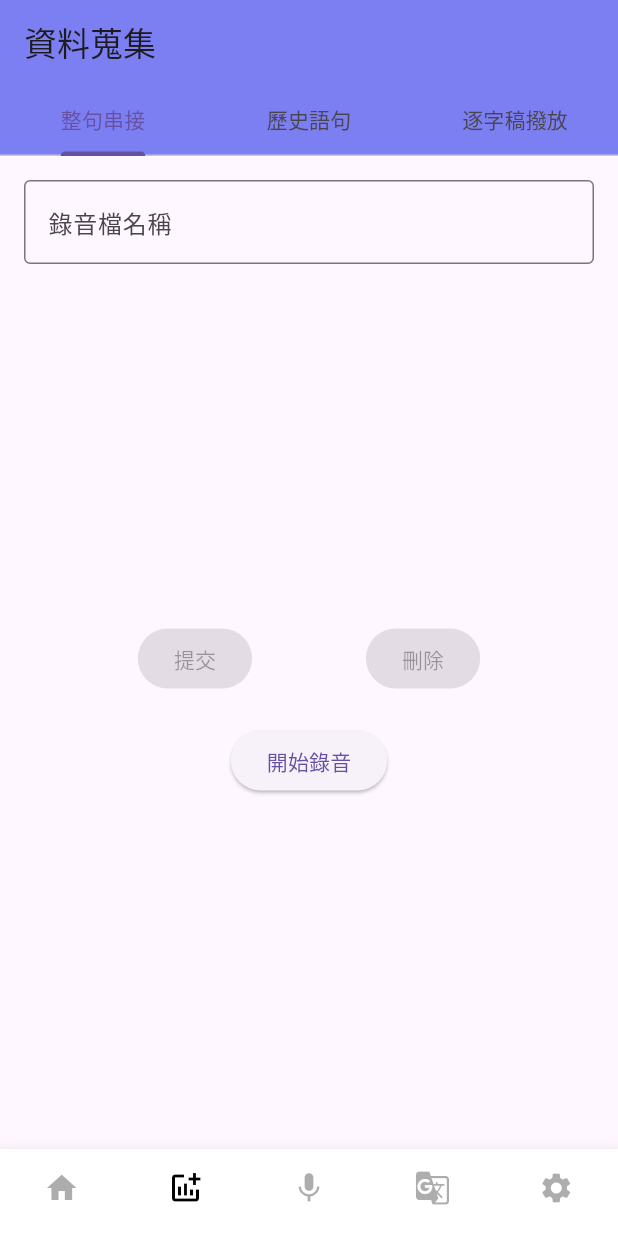
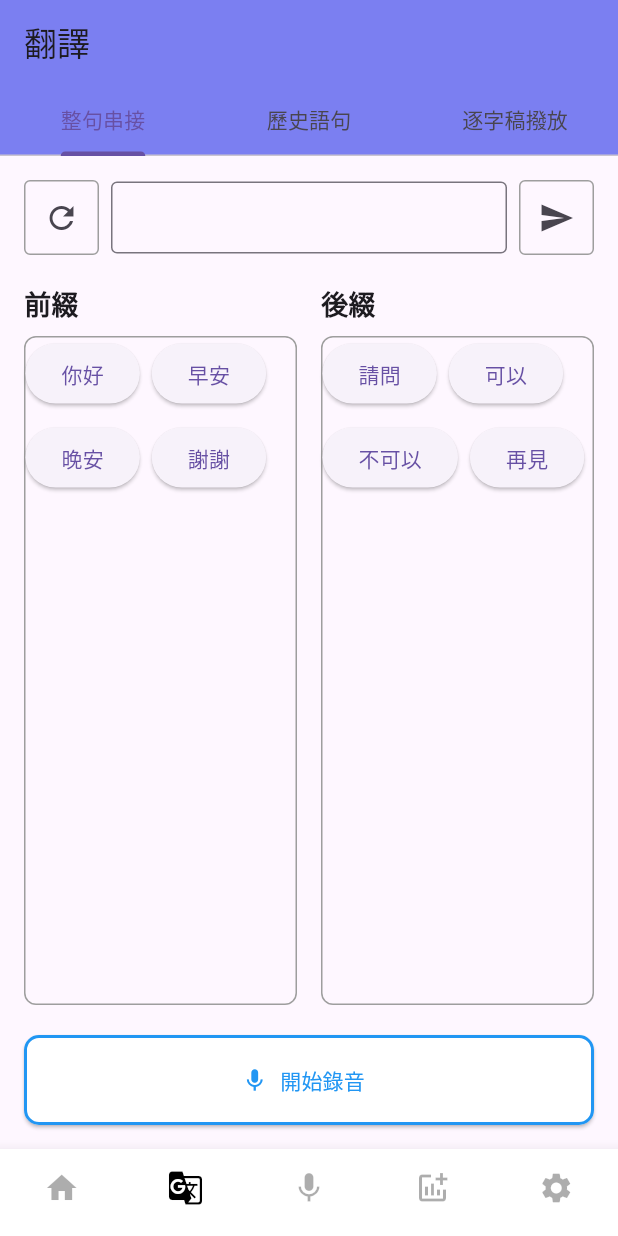
Before and after one commit to ianian4302/ezTalk_App, a Flutter app: the screen it shows after launch, item 2 of the bottom bar chosen, on a phone screen of 412 x 824 dp. Run offline on Flutter 3.47's test engine with Material 3 defaults, Android fonts, the phone set to English and light mode, and no system bars; our stand-ins replace permission_handler.

Commit message:
Refactor bottom_navigation_bar.dart to update icons and labels

```diff
--- a/lib/page/recording_page.dart
+++ b/lib/page/dataCollect/data_collection_page.dart
@@ -2,15 +2,15 @@ import 'dart:io';
 import 'package:flutter/material.dart';
 import 'package:permission_handler/permission_handler.dart';
 
-import '../utilities/design.dart';
+import '../../utilities/design.dart';
 
-class RecordingPage extends StatefulWidget {
-  const RecordingPage({Key? key}) : super(key: key);
+class DataCollectionPage extends StatefulWidget {
+  const DataCollectionPage({Key? key}) : super(key: key);
   @override
-  State<RecordingPage> createState() => _RecordingPageState();
+  State<DataCollectionPage> createState() => _DataCollectionPageState();
 }
 
-class _RecordingPageState extends State<RecordingPage> with SingleTickerProviderStateMixin {
+class _DataCollectionPageState extends State<DataCollectionPage> with SingleTickerProviderStateMixin {
   late TabController _tabController;
 
   bool _isRecording = false;
@@ -22,27 +22,30 @@ class _RecordingPageState extends State<RecordingPage> with SingleTickerProvider
     super.initState();
     _tabController = TabController(length: 3, vsync: this);
     _tabController.index = 0; // 預設選中第一個頁面
+    _initRecorder();
   }
 
   Future<void> _initRecorder() async {
     final status = await Permission.microphone.request();
+    // 處理權限狀態
   }
 
   Future<void> _startRecording() async {
     setState(() {
       _isRecording = true;
     });
+    // 實現開始錄音的邏輯
   }
 
   Future<void> _stopRecording() async {
     setState(() {
       _isRecording = false;
     });
+    // 實現停止錄音的邏輯
   }
 
   Future<void> _submitRecording() async {
     if (_recordingPath != null && _nameController.text.isNotEmpty) {
-      // 顯示對話框
       showDialog(
         context: context,
         builder: (BuildContext context) {
@@ -60,7 +63,6 @@ class _RecordingPageState extends State<RecordingPage> with SingleTickerProvider
           );
         },
       );
-      // Reset after submission
       setState(() {
         _recordingPath = null;
         _nameController.clear();
@@ -96,25 +98,25 @@ class _RecordingPageState extends State<RecordingPage> with SingleTickerProvider
           bottom: TabBar(
             controller: _tabController,
             tabs: const [
-              Tab(text: '整句串接'),
-              Tab(text: '歷史語句'),
-              Tab(text: '逐字稿撥放'),
+              Tab(text: '單句錄音'),
+              Tab(text: '整句錄音'),
+              Tab(text: '歷史錄音'),
             ],
           ),
         ),
         body: TabBarView(
           controller: _tabController,
           children: [
-            _buildRecordingPage(),
-            const Center(child: Text('歷史語句頁面')),
-            const Center(child: Text('逐字稿撥放頁面')),
+            _buildRecordingPage('單句'),
+            _buildRecordingPage('整句'),
+            _buildHistoryPage(),
           ],
         ),
       ),
     );
   }
 
-  Widget _buildRecordingPage() {
+  Widget _buildRecordingPage(String type) {
     return Padding(
       padding: const EdgeInsets.all(16.0),
       child: Column(
@@ -122,8 +124,8 @@ class _RecordingPageState extends State<RecordingPage> with SingleTickerProvider
         children: [
           TextField(
             controller: _nameController,
-            decoration: const InputDecoration(
-              labelText: '錄音檔名稱',
+            decoration: InputDecoration(
+              labelText: '$type錄音檔名稱',
               border: OutlineInputBorder(),
             ),
           ),
@@ -157,4 +159,8 @@ class _RecordingPageState extends State<RecordingPage> with SingleTickerProvider
       ),
     );
   }
+
+  Widget _buildHistoryPage() {
+    return const Center(child: Text('歷史錄音頁面'));
+  }
 }
--- /dev/null
+++ b/lib/page/translate/series_connecting_page.dart
@@ -0,0 +1,240 @@
+import 'dart:io';
+import 'package:flutter/material.dart';
+import 'package:permission_handler/permission_handler.dart';
+
+import '/utilities/design.dart';
+
+class SeriesConnectingPage extends StatefulWidget {
+  const SeriesConnectingPage({Key? key}) : super(key: key);
+  @override
+  State<SeriesConnectingPage> createState() => _SeriesConnectingPageState();
+}
+
+class _SeriesConnectingPageState extends State<SeriesConnectingPage>
+    with SingleTickerProviderStateMixin {
+  late TabController _tabController;
+
+  bool _isRecording = false;
+  String? _recordingPath;
+  final TextEditingController _nameController = TextEditingController();
+
+  @override
+  void initState() {
+    super.initState();
+    _tabController = TabController(length: 3, vsync: this);
+    _tabController.index = 0; // 預設選中第一個頁面
+  }
+
+  Future<void> _initRecorder() async {
+    final status = await Permission.microphone.request();
+  }
+
+  Future<void> _startRecording() async {
+    setState(() {
+      _isRecording = true;
+    });
+  }
+
+  Future<void> _stopRecording() async {
+    setState(() {
+      _isRecording = false;
+    });
+  }
+
+  Future<void> _submitRecording() async {
+    if (_recordingPath != null && _nameController.text.isNotEmpty) {
+      // 顯示對話框
+      showDialog(
+        context: context,
+        builder: (BuildContext context) {
+          return AlertDialog(
+            title: const Text('提交錄音'),
+            content: Text('錄音檔名稱: ${_nameController.text}'),
+            actions: [
+              TextButton(
+                onPressed: () {
+                  Navigator.of(context).pop();
+                },
+                child: const Text('確認'),
+              ),
+            ],
+          );
+        },
+      );
+      // Reset after submission
+      setState(() {
+        _recordingPath = null;
+        _nameController.clear();
+      });
+    }
+  }
+
+  void _deleteRecording() {
+    if (_recordingPath != null) {
+      File(_recordingPath!).deleteSync();
+      setState(() {
+        _recordingPath = null;
+        _nameController.clear();
+      });
+    }
+  }
+
+  @override
+  void dispose() {
+    _tabController.dispose();
+    _nameController.dispose();
+    super.dispose();
+  }
+
+  @override
+  Widget build(BuildContext context) {
+    return Padding(
+      padding: const EdgeInsets.all(16.0),
+      child: Column(
+        crossAxisAlignment: CrossAxisAlignment.start,
+        children: [
+          Row(
+            children: [
+              Container(
+                decoration: BoxDecoration(
+                  border: Border.all(color: Colors.grey),
+                  borderRadius: BorderRadius.circular(4),
+                ),
+                child: IconButton(
+                  icon: const Icon(Icons.refresh),
+                  onPressed: () {
+                    setState(() {
+                      _nameController.clear();
+                    });
+                  },
+                ),
+              ),
+              const SizedBox(width: 8), // 添加一些間距
+              Expanded(
+                child: TextField(
+                  controller: _nameController,
+                  textAlign: TextAlign.center,
+                  style: const TextStyle(
+                    fontSize: 16,
+                  ),
+                  decoration: const InputDecoration(
+                    labelText: '',
+                    border: OutlineInputBorder(),
+                    contentPadding:
+                        EdgeInsets.symmetric(vertical: 12, horizontal: 10),
+                  ),
+                ),
+              ),
+              const SizedBox(width: 8), // 添加一些間距
+              Container(
+                decoration: BoxDecoration(
+                  border: Border.all(color: Colors.grey),
+                  borderRadius: BorderRadius.circular(4),
+                ),
+                child: IconButton(
+                  icon: const Icon(Icons.send),
+                  onPressed: () {
+                    if (_nameController.text.isNotEmpty) {
+                      print('提交: ${_nameController.text}');
+                    }
+                  },
+                ),
+              ),
+            ],
+          ),
+          const SizedBox(height: 20),
+          Expanded(
+            child: Row(
+              children: [
+                Expanded(
+                  child: _buildWordSelectionArea(true),
+                ),
+                const SizedBox(width: 16),
+                Expanded(
+                  child: _buildWordSelectionArea(false),
+                ),
+              ],
+            ),
+          ),
+          const SizedBox(height: 20),
+          _buildRecordButton(),
+        ],
+      ),
+    );
+  }
+
+  Widget _buildWordSelectionArea(bool isLeft) {
+    List<String> words = isLeft
+        ? ['你好', '早安', '晚安', '謝謝'] // 左側的字
+        : ['請問', '可以', '不可以', '再見']; // 右側的字
+
+    return Column(
+      crossAxisAlignment: CrossAxisAlignment.stretch,
+      children: [
+        Text(isLeft ? '前綴' : '後綴',
+            style: const TextStyle(fontSize: 18, fontWeight: FontWeight.bold)),
+        const SizedBox(height: 8),
+        Expanded(
+          child: Container(
+            decoration: BoxDecoration(
+              border: Border.all(color: Colors.grey),
+              borderRadius: BorderRadius.circular(8),
+            ),
+            child: Wrap(
+              spacing: 8,
+              runSpacing: 8,
+              children: words
+                  .map((word) => ElevatedButton(
+                        onPressed: () {
+                          setState(() {
+                            if (isLeft) {
+                              _nameController.text =
+                                  word + _nameController.text;
+                            } else {
+                              _nameController.text =
+                                  _nameController.text + word;
+                            }
+                          });
+                        },
+                        child: Text(word),
+                      ))
+                  .toList(),
+            ),
+          ),
+        ),
+      ],
+    );
+  }
+
+  Widget _buildRecordButton() {
+    return SizedBox(
+      width: double.infinity,
+      height: 60,
+      child: ElevatedButton.icon(
+        icon: Icon(_isRecording ? Icons.stop : Icons.mic),
+        label: Text(_isRecording ? '停止錄音' : '開始錄音'),
+        style: ElevatedButton.styleFrom(
+          foregroundColor: _isRecording ? Colors.red : Colors.blue,
+          backgroundColor: Colors.white,
+          shape: RoundedRectangleBorder(
+            borderRadius: BorderRadius.circular(10),
+            side: BorderSide(
+              color: _isRecording ? Colors.red : Colors.blue,
+              width: 2,
+            ),
+          ),
+        ),
+        onPressed: () {
+          setState(() {
+            _isRecording = !_isRecording;
+          });
+          if (_isRecording) {
+            _startRecording();
+          } else {
+            _stopRecording();
+          }
+        },
+      ),
+    );
+  }
+}
--- /dev/null
+++ b/lib/page/translate_page.dart
@@ -0,0 +1,58 @@
+import 'dart:io';
+import 'package:flutter/material.dart';
+import 'package:permission_handler/permission_handler.dart';
+
+import '../utilities/design.dart';
+import 'translate/series_connecting_page.dart';
+
+class TranslatePage extends StatefulWidget {
+  const TranslatePage({Key? key}) : super(key: key);
+  @override
+  State<TranslatePage> createState() => _TranslatePageState();
+}
+
+class _TranslatePageState extends State<TranslatePage> with SingleTickerProviderStateMixin {
+  late TabController _tabController;
+
+  @override
+  void initState() {
+    super.initState();
+    _tabController = TabController(length: 3, vsync: this);
+    _tabController.index = 0; // 預設選中第一個頁面
+  }
+
+  @override
+  void dispose() {
+    _tabController.dispose();
+    super.dispose();
+  }
+
+  @override
+  Widget build(BuildContext context) {
+    return DefaultTabController(
+      length: 3,
+      child: Scaffold(
+        appBar: AppBar(
+          title: const Text('翻譯'),
+          backgroundColor: Design.secondaryColor,
+          bottom: TabBar(
+            controller: _tabController,
+            tabs: const [
+              Tab(text: '整句串接'),
+              Tab(text: '歷史語句'),
+              Tab(text: '逐字稿撥放'),
+            ],
+          ),
+        ),
+        body: TabBarView(
+          controller: _tabController,
+          children: [
+            SeriesConnectingPage(),
+            const Center(child: Text('歷史語句頁面')),
+            const Center(child: Text('逐字稿撥放頁面')),
+          ],
+        ),
+      ),
+    );
+  }
+}
--- a/lib/utilities/router.dart
+++ b/lib/utilities/router.dart
@@ -3,23 +3,28 @@ import 'package:flutter/material.dart';
 import '../page/base.dart';
 import '../page/login_page.dart';
 import '../page/home_page.dart';
-import '../page/recording_page.dart';
+import '../page/translate_page.dart';
 import '../page/settings_page.dart';
+import '../page/dataCollect/data_collection_page.dart';
+import '../page/translate/series_connecting_page.dart';
 
 class Routes {
   static const String baseMainPage = '/baseMainPage';
   static const String homePage = '/home';
   static const String loginPage = '/login';
-  static const String recordingPage = '/recording';
+  static const String translatePage = '/translate_page';
   static const String settingsPage = '/settings';
+  static const String dataCollectionPage = '/dataCollectionPage';
 
   static const String tempRecording = '/tempRecording';
+  static const String seriesConnectingPage = '/seriesConnectingPage';
+
 
   static const List<String> bottomNavigationRoutes = [
     homePage,
-    recordingPage,
+    translatePage,
     loginPage,
-    homePage,
+    dataCollectionPage,
     settingsPage,
   ];
 
@@ -34,8 +39,11 @@ class Routes {
     baseMainPage: (context) => const BaseMainPage(),
     homePage: (context) => const HomePage(),
     loginPage: (context) => const LoginPage(),
-    recordingPage: (context) => const RecordingPage(),
+    translatePage: (context) => const TranslatePage(),
     settingsPage: (context) => const SettingsPage(),
+    dataCollectionPage: (context) => const DataCollectionPage(),
+
+    seriesConnectingPage: (context) => const SeriesConnectingPage(),
   };
 }
 
--- a/lib/widgets/buttom_navigation_bar.dart
+++ b/lib/widgets/buttom_navigation_bar.dart
@@ -25,7 +25,7 @@ class MyBottomNavigationBar extends StatelessWidget {
           label: 'Home',
         ),
         BottomNavigationBarItem(
-          icon: Icon(Icons.addchart),
+          icon: Icon(Icons.g_translate),
           label: 'DataCollection',
         ),
         BottomNavigationBarItem(
@@ -33,8 +33,8 @@ class MyBottomNavigationBar extends StatelessWidget {
           label: 'Record',
         ),
         BottomNavigationBarItem(
-          icon: Icon(Icons.g_translate),
-          label: 'notification',
+          icon: Icon(Icons.addchart),
+          label: 'Translate',
         ),
         BottomNavigationBarItem(
           icon: Icon(Icons.settings),
```
